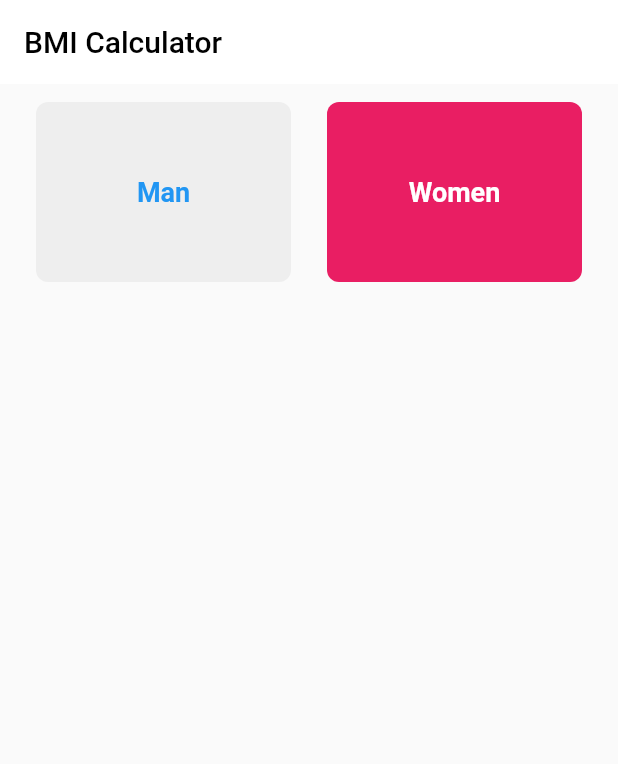
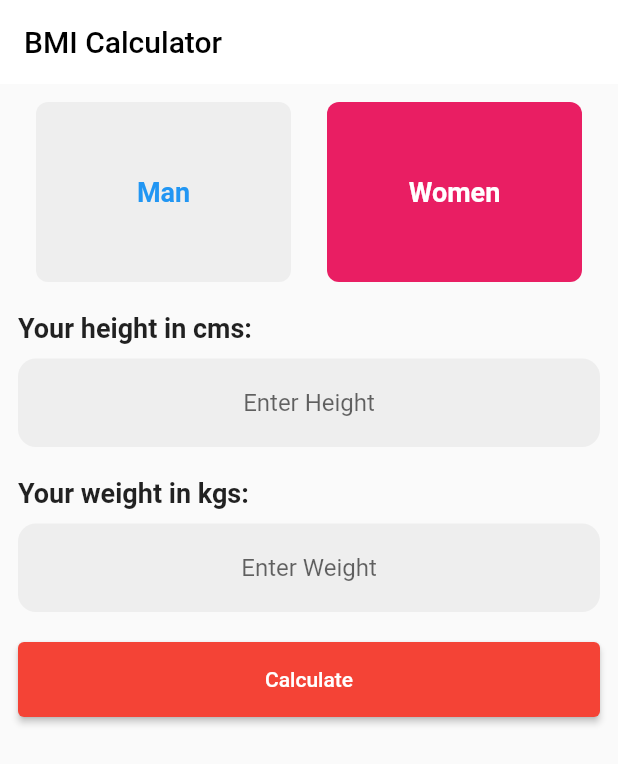
Before and after one commit to Subhajitongit/bmi_calculator, a Flutter app: the screen it shows after launch, on a phone screen of 412 x 824 dp. Shown: the top 764 px of the screen. Run offline on Flutter 3.47's test engine with Material 2 defaults, Android fonts, the phone set to English and light mode, and no system bars.

Commit message:
all done

```diff
--- a/lib/main.dart
+++ b/lib/main.dart
@@ -1,7 +1,6 @@
-// ignore_for_file: prefer_const_constructors, avoid_unnecessary_containers, deprecated_member_use
+// ignore_for_file: prefer_const_constructors, avoid_unnecessary_containers, deprecated_member_use, sized_box_for_whitespace
 
 import 'package:flutter/material.dart';
-import 'package:font_awesome_flutter/font_awesome_flutter.dart';
 
 void main() {
   runApp(const MyApp());
@@ -28,6 +27,12 @@ class BmiCalculator extends StatefulWidget {
 
 class _BmiCalculatorState extends State<BmiCalculator> {
   int currentindex = 0;
+  String result = "";
+  double height = 0.0;
+  double weight = 0.0;
+
+  TextEditingController weightController = TextEditingController();
+  TextEditingController heightController = TextEditingController();
 
   @override
   Widget build(BuildContext context) {
@@ -46,12 +51,97 @@ class _BmiCalculatorState extends State<BmiCalculator> {
           child: Padding(
             padding: EdgeInsets.all(12.0),
             child: Column(
+              mainAxisAlignment: MainAxisAlignment.start,
+              crossAxisAlignment: CrossAxisAlignment.start,
               children: [
                 Row(
                   children: [
                     radioButton("Man", Colors.blue, 1),
                     radioButton("Women", Colors.pink, 0),
                   ],
+                ),
+                SizedBox(
+                  height: 20.0,
+                ),
+                Text(
+                  "Your height in cms:",
+                  style: TextStyle(
+                    fontSize: 18,
+                    fontWeight: FontWeight.bold,
+                  ),
+                ),
+                SizedBox(
+                  height: 10.0,
+                ),
+                TextField(
+                  textAlign: TextAlign.center,
+                  controller: heightController,
+                  keyboardType: TextInputType.number,
+                  decoration: InputDecoration(
+                    hintText: "Enter Height",
+                    filled: true,
+                    fillColor: Colors.grey[200],
+                    border: OutlineInputBorder(
+                      borderRadius: BorderRadius.circular(12),
+                      borderSide: BorderSide.none,
+                    ),
+                  ),
+                ),
+                SizedBox(
+                  height: 20.0,
+                ),
+                Text(
+                  "Your weight in kgs:",
+                  style: TextStyle(
+                    fontSize: 18,
+                    fontWeight: FontWeight.bold,
+                  ),
+                ),
+                SizedBox(
+                  height: 10.0,
+                ),
+                TextField(
+                  textAlign: TextAlign.center,
+                  controller: weightController,
+                  keyboardType: TextInputType.number,
+                  decoration: InputDecoration(
+                    hintText: "Enter Weight",
+                    filled: true,
+                    fillColor: Colors.grey[200],
+                    border: OutlineInputBorder(
+                      borderRadius: BorderRadius.circular(12),
+                      borderSide: BorderSide.none,
+                    ),
+                  ),
+                ),
+                SizedBox(
+                  height: 20.0,
+                ),
+                Container(
+                  width: double.infinity,
+                  height: 50,
+                  child: ElevatedButton(
+                    onPressed: () {
+                      height = double.parse(heightController.value.text);
+                      weight = double.parse(weightController.value.text);
+                      calcBMI(height, weight);
+                    },
+                    style: ButtonStyle(
+                        backgroundColor:
+                            MaterialStateProperty.all<Color>(Colors.red)),
+                    child: Text("Calculate"),
+                  ),
+                ),
+                SizedBox(
+                  height: 50.0,
+                ),
+                Container(
+                  alignment: Alignment.center,
+                  child: Text(
+                    "$result",
+                    textAlign: TextAlign.center,
+                    style: TextStyle(fontSize: 35, fontWeight: FontWeight.bold),
+                  ),
                 )
               ],
             ),
@@ -59,6 +149,14 @@ class _BmiCalculatorState extends State<BmiCalculator> {
         ),
       ),
     );
+  }
+
+  void calcBMI(double height, double weight) {
+    double res = weight / (height * height / 10000);
+    String bmi = res.toStringAsFixed(2);
+    setState(() {
+      result = bmi;
+    });
   }
 
   void changeIndex(int index) {
--- /dev/null
+++ b/lib/resultPage.dart
@@ -0,0 +1,14 @@
+import 'package:flutter/material.dart';
+
+class resultPage extends StatelessWidget {
+  const resultPage({Key? key}) : super(key: key);
+
+  @override
+  Widget build(BuildContext context) {
+    return Center(
+      child: Container(
+        color: Colors.grey[200],
+      ),
+    );
+  }
+}
```
